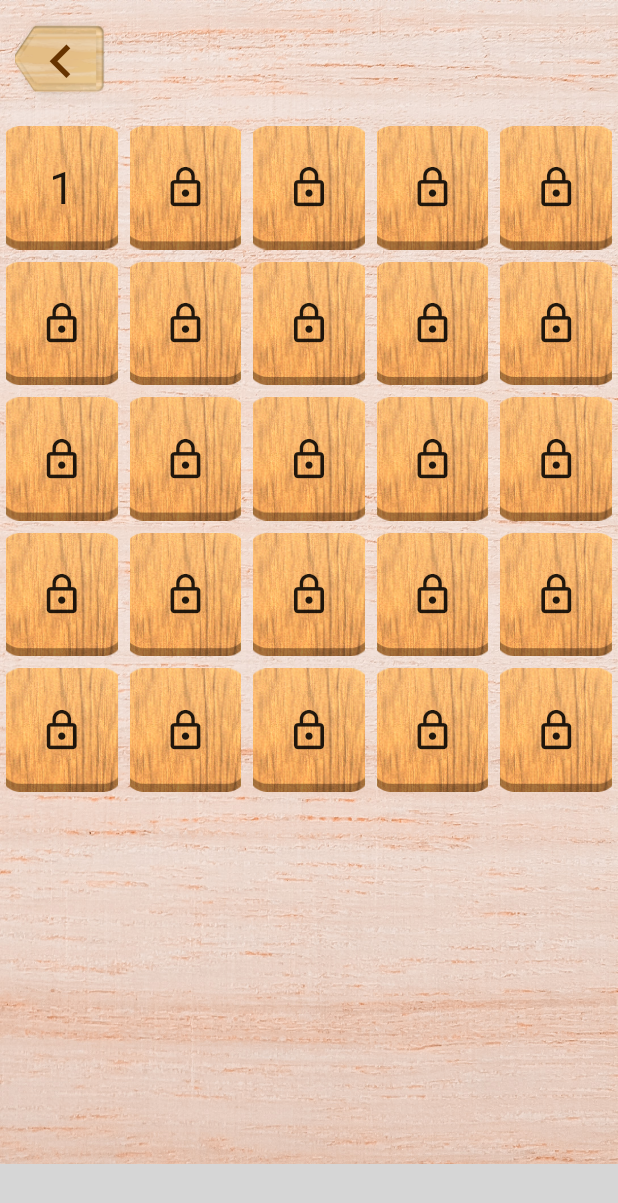
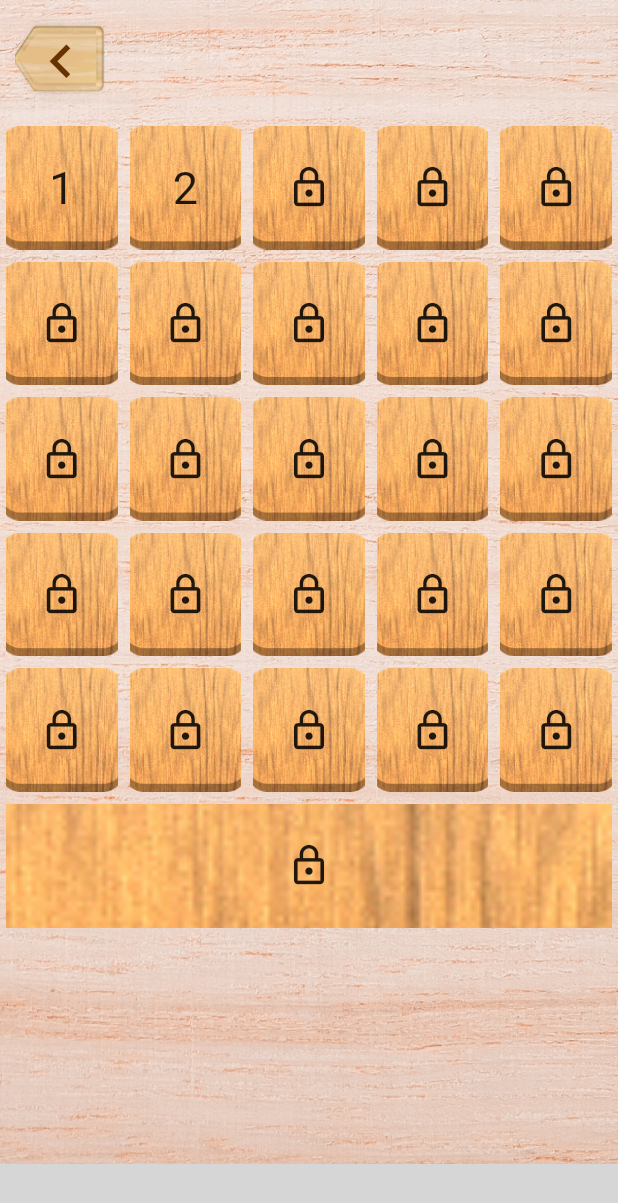
Before and after one commit to kura-kento/RicochetRobots_flutter, a Flutter app: the screen it shows after launch, after a tap on the "apps" icon, on a phone screen of 412 x 824 dp. Shown: the top 1203 px of the screen. Run offline on Flutter 3.47's test engine with Material 2 defaults, Android fonts, the phone set to English and light mode, and no system bars; our stand-ins replace audioplayers, shared_preferences, sqflite; missing offline and left inert: flutter_google_ad_manager, flutter_store_listing, trotter; accounts and stored records are empty; grey boxes are pictures that could not be loaded.

Commit message:
縦横パラメータ追加

```diff
--- a/lib/models/stage.dart
+++ b/lib/models/stage.dart
@@ -4,19 +4,22 @@
 class Stage {
 
   int _id;
-  int _size;
+  int _row;
+  int _column;
   String _name;
   List<List<int>> _parameter;
   List<List<int>> _robots;
   bool _lock;
 
-  Stage(this._size, this._name, this._parameter,this._robots, this._lock);
+  Stage(this._row, this._column, this._name, this._parameter,this._robots, this._lock);
 
-  Stage.withId(this._id, this._size, this._name, this._parameter,this._robots, this._lock);
+  Stage.withId(this._id,this._row, this._column, this._name, this._parameter,this._robots, this._lock);
 
   int get id => _id;
 
-  int get size => _size;
+  int get row => _row;
+
+  int get column => _column;
 
   String get name => _name;
 
@@ -26,9 +29,12 @@
 
   bool get lock => _lock;
 
-  set size(int newSize) {
-    print(newSize);
-    this._size = newSize;
+  set size(int newRow) {
+    this._row = newRow;
+  }
+
+  set column(int newColumn) {
+    this._column = newColumn;
   }
 
   set name(String newName) {
@@ -53,7 +59,8 @@
     Map<String, dynamic> map = {};
 
     map['id'] = _id;
-    map['size'] = _size;
+    map['row'] = _row;
+    map['column'] = _column;
     map['name'] = _name;
     map['parameter'] = json.encode(_parameter);
     map['robots'] = json.encode(_robots);
@@ -65,7 +72,8 @@
   Stage.fromMapObject(Map<String, dynamic> map) {
 //     print(map);
     this._id = map['id'];
-    this._size = map['size'];
+    this._row = map['row'];
+    this._column = map['column'];
     this._name = map['name'];
     List<List<int>> parameterList=[];
     json.decode(map['parameter']).forEach((value) => parameterList.add(value.cast<int>()));
@@ -73,8 +81,7 @@
     List<List<int>> robotsList=[];
     json.decode(map['robots']).forEach((value) => robotsList.add(value.cast<int>()));
     this._robots = robotsList;
-    this._lock = map['lock'] == "true" ? true:false;
-
+    this._lock = map['lock'] == "true" ? true : false;
   }
 
 }
--- a/lib/screen/top_page.dart
+++ b/lib/screen/top_page.dart
@@ -131,7 +131,7 @@
                 )
               ),
             ),
-            AdMob.banner()
+         //   AdMob.banner()
           ],
         ),
       ),
--- a/lib/stages/random_stage.dart
+++ b/lib/stages/random_stage.dart
@@ -494,8 +494,8 @@
   }
 
   void dataInstall(){
-    stageData = Stage(8,"stage3",[[2,0,3],[7,1,7],[7,4,7],[4,7,3],[1,7,3],[0,3,7]],[[7,0],[0,7]],false);
-    stageSize = stageData.size;
+    stageData = Stage(8,8,"stage3",[[2,0,3],[7,1,7],[7,4,7],[4,7,3],[1,7,3],[0,3,7]],[[7,0],[0,7]],false);
+    stageSize = stageData.row;
     robotList = stageData.robots.map((value) => [value[0],value[1]]).toList();
     robotsListMap();
     shuffle();
@@ -543,7 +543,7 @@
     setState(() {});
   }
   void initRobots(){
-    stageData = Stage(8,"stage3",[[2,0,3],[7,1,7],[7,4,7],[4,7,3],[1,7,3],[0,3,7]],[[7,0],[0,7]],false);
+    stageData = Stage(8,8,"stage3",[[2,0,3],[7,1,7],[7,4,7],[4,7,3],[1,7,3],[0,3,7]],[[7,0],[0,7]],false);
     robotsMap = List<Map<String,dynamic>>();
     robotList = stageData.robots.map((value) => [value[0],value[1]]).toList();
     robotsListMap();
--- a/lib/utils/database_help.dart
+++ b/lib/utils/database_help.dart
@@ -11,7 +11,8 @@
 
   static String tableName = 'stage';
   static String colId = 'id';
-  static String colSize = 'size';
+  static String colRow = 'row';
+  static String colColumn = 'column';
   static String colName = 'name';
   static String colParameter = 'parameter';
   static String colRobots = 'robots';
@@ -44,37 +45,38 @@
 
   static void _createDb(Database db, int newVersion) async {
 
-    await db.execute('CREATE TABLE $tableName($colId INTEGER PRIMARY KEY AUTOINCREMENT, $colSize INTEGER,'
+    await db.execute('CREATE TABLE $tableName($colId INTEGER PRIMARY KEY AUTOINCREMENT, $colRow INTEGER, $colColumn INTEGER,'
         '$colName TEXT, $colParameter TEXT, $colRobots TEXT, $colLock TEXT)');
-    await db.insert(tableName,Stage(5,"stage1lv1",[[1,4,11],[1,3,7],[0,4,3],[0,3,3]],[[1,1]],false).toMap());
-    await db.insert(tableName,Stage(5,"stage1lv1",[[2,2,210],[3,3,231],[1,3,14]],[[1,1]],true).toMap());
-    await db.insert(tableName,Stage(5,"stage2lv5",[[2,2,210],[3,3,231]],[[4,0],[4,1]],true).toMap());
-    await db.insert(tableName,Stage(5,"stage2lv10",[[2,2,210],[4,0,2],[3,3,231],[4,1,7],[1,1,10]],[[1,4],[4,0]],true).toMap());
-    await db.insert(tableName,Stage(7,"stage3lv20",[[1,5,770],[0,2,7],[2,2,21],[2,0,3],[0,4,5],[2,4,15],[2,6,3],[4,4,10],[6,4,5],[4,6,2],[4,0,2],[4,2,14],[6,2,7]],[[1,1],[5,1],[5,5]],true).toMap());
+    await db.insert(tableName,Stage(5,1,"stage1lv1",[[0,4,11]],[[0,1]],false).toMap());
+    await db.insert(tableName,Stage(5,5,"stage1lv1",[[1,4,11],[1,3,7],[0,4,3],[0,3,3]],[[1,1]],false).toMap());
+    await db.insert(tableName,Stage(5,5,"stage1lv1",[[2,2,210],[3,3,231],[1,3,14]],[[1,1]],true).toMap());
+    await db.insert(tableName,Stage(5,5,"stage2lv5",[[2,2,210],[3,3,231]],[[4,0],[4,1]],true).toMap());
+    await db.insert(tableName,Stage(5,5,"stage2lv10",[[2,2,210],[4,0,2],[3,3,231],[4,1,7],[1,1,10]],[[1,4],[4,0]],true).toMap());
+    await db.insert(tableName,Stage(7,7,"stage3lv20",[[1,5,770],[0,2,7],[2,2,21],[2,0,3],[0,4,5],[2,4,15],[2,6,3],[4,4,10],[6,4,5],[4,6,2],[4,0,2],[4,2,14],[6,2,7]],[[1,1],[5,1],[5,5]],true).toMap());
     //5
-    await db.insert(tableName,Stage(6,"stage3lv20",[[2,3,462],[0,5,210],[5,0,210],[4,4,3],[4,1,15],[1,1,10]],[[4,0],[5,5]],true).toMap());
-    await db.insert(tableName,Stage(5,"stage2lv25",[[2,3,462]],[[4,0],[4,1]],true).toMap());
-    await db.insert(tableName,Stage(5,"stage3lv25",[[1,2,1155],[2,0,3],[2,4,15]],[[0,1],[4,0]],true).toMap());
-    await db.insert(tableName,Stage(5,"stage2lv25",[[0,3,330],[1,1,21],[4,1,7],[1,4,3],[2,3,3]],[[0,0],[0,1]],true).toMap());
-    await db.insert(tableName,Stage(5,"stage2lv25",[[0,3,770],[1,2,21],[4,1,7]],[[4,1],[4,4]],true).toMap());
+    await db.insert(tableName,Stage(6,6,"stage3lv20",[[2,3,462],[0,5,210],[5,0,210],[4,4,3],[4,1,15],[1,1,10]],[[4,0],[5,5]],true).toMap());
+    await db.insert(tableName,Stage(5,5,"stage2lv25",[[2,3,462]],[[4,0],[4,1]],true).toMap());
+    await db.insert(tableName,Stage(5,5,"stage3lv25",[[1,2,1155],[2,0,3],[2,4,15]],[[0,1],[4,0]],true).toMap());
+    await db.insert(tableName,Stage(5,5,"stage2lv25",[[0,3,330],[1,1,21],[4,1,7],[1,4,3],[2,3,3]],[[0,0],[0,1]],true).toMap());
+    await db.insert(tableName,Stage(5,5,"stage2lv25",[[0,3,770],[1,2,21],[4,1,7]],[[4,1],[4,4]],true).toMap());
     //10
-    await db.insert(tableName,Stage(5,"stage2lv25",[[0,2,210],[2,1,10],[4,2,1155]],[[4,0],[4,1]],true).toMap());
-    await db.insert(tableName,Stage(6,"stage3lv25",[[2,3,77],[3,0,3],[2,2,14],[3,5,6],[5,3,7],[0,2,7]],[[3,2],[4,1]],true).toMap());
-    await db.insert(tableName,Stage(6,"stage6lv40",[[1,2,110],[0,1,7],[1,4,15],[3,1,15],[3,4,21],[3,5,2],[5,1,2]],[[5,0],[0,5]],true).toMap());
-    await db.insert(tableName,Stage(5,"stage3lv50",[[4,4,11],[0,0,3],[0,1,3],[1,3,3],[1,4,3],[2,0,3],[2,1,6],[3,3,6],[3,4,3],[4,0,2],[4,1,2]],[[0,1],[0,0]],true).toMap());
-    await db.insert(tableName,Stage(5,"stage2lv50",[[1,3,11]],[[4,0],[4,1],[4,2]],true).toMap());
+    await db.insert(tableName,Stage(5,5,"stage2lv25",[[0,2,210],[2,1,10],[4,2,1155]],[[4,0],[4,1]],true).toMap());
+    await db.insert(tableName,Stage(6,6,"stage3lv25",[[2,3,77],[3,0,3],[2,2,14],[3,5,6],[5,3,7],[0,2,7]],[[3,2],[4,1]],true).toMap());
+    await db.insert(tableName,Stage(6,6,"stage6lv40",[[1,2,110],[0,1,7],[1,4,15],[3,1,15],[3,4,21],[3,5,2],[5,1,2]],[[5,0],[0,5]],true).toMap());
+    await db.insert(tableName,Stage(5,5,"stage3lv50",[[4,4,11],[0,0,3],[0,1,3],[1,3,3],[1,4,3],[2,0,3],[2,1,6],[3,3,6],[3,4,3],[4,0,2],[4,1,2]],[[0,1],[0,0]],true).toMap());
+    await db.insert(tableName,Stage(5,5,"stage2lv50",[[1,3,11]],[[4,0],[4,1],[4,2]],true).toMap());
     //15
-    await db.insert(tableName,Stage(5,"stage2lv60",[[2,2,11]],[[4,0],[4,1],[4,2]],true).toMap());
-    await db.insert(tableName,Stage(7,"stage3",[[2,2,110],[2,5,14],[4,5,10],[5,2,14],[5,0,2],[4,6,2]],[[0,5],[5,2],[6,6]],true).toMap());
-    await db.insert(tableName,Stage(6,"stage3lv60",[[4,1,231],[0,3,5],[3,3,15],[5,4,5],],[[3,3],[5,0]],true).toMap());
-    await db.insert(tableName,Stage(6,"stage3lv60",[[2,2,154],[0,0,7],[0,2,7],[3,4,14],[4,2,10],[5,2,15],[5,3,7]],[[0,5],[3,2]],true).toMap());
-    await db.insert(tableName,Stage(5,"stage2lv80",[[2,1,11]],[[4,0],[4,1],[4,2]],true).toMap());
+    await db.insert(tableName,Stage(5,5,"stage2lv60",[[2,2,11]],[[4,0],[4,1],[4,2]],true).toMap());
+    await db.insert(tableName,Stage(7,7,"stage3",[[2,2,110],[2,5,14],[4,5,10],[5,2,14],[5,0,2],[4,6,2]],[[0,5],[5,2],[6,6]],true).toMap());
+    await db.insert(tableName,Stage(6,6,"stage3lv60",[[4,1,231],[0,3,5],[3,3,15],[5,4,5],],[[3,3],[5,0]],true).toMap());
+    await db.insert(tableName,Stage(6,6,"stage3lv60",[[2,2,154],[0,0,7],[0,2,7],[3,4,14],[4,2,10],[5,2,15],[5,3,7]],[[0,5],[3,2]],true).toMap());
+    await db.insert(tableName,Stage(5,5,"stage2lv80",[[2,1,11]],[[4,0],[4,1],[4,2]],true).toMap());
 
-    await db.insert(tableName,Stage(6,"stage3",[[1,4,770],[2,2,15],[4,1,10],[4,3,14],[5,2,5]],[[5,0],[0,5]],true).toMap());
-    await db.insert(tableName,Stage(7,"stage3lv80",[[3,3,11],[1,3,10],[5,2,10],[2,1,10],[4,5,21]],[[6,0],[6,6],[0,6]],true).toMap());
-    await db.insert(tableName,Stage(7,"stage10lv80",[[1,4,154],[1,2,15],[5,0,2],[5,2,14],[3,1,2],[3,5,14],[3,4,2],[5,5,210],[5,6,210]],[[6,0],[6,1]],true).toMap());
-    await db.insert(tableName,Stage(8,"stage3",[[2,0,3],[7,1,7],[7,4,7],[4,7,3],[1,7,3],[0,3,7],[5,1,14],[5,3,14],[5,5,21],[3,2,21],[3,4,21],[3,6,21],[1,1,10],[1,5,110]],[[7,0],[0,7]],true).toMap());
-    await db.insert(tableName,Stage(8,"stage23lv100",[[1,1,231],[2,0,3],[7,1,7],[7,4,7],[4,7,3],[1,7,3],[0,3,7],[2,4,14],[3,6,14],[4,1,14],[5,3,21],[5,5,21]],[[7,0],[0,7]],true).toMap());
+    await db.insert(tableName,Stage(6,6,"stage3",[[1,4,770],[2,2,15],[4,1,10],[4,3,14],[5,2,5]],[[5,0],[0,5]],true).toMap());
+    await db.insert(tableName,Stage(7,7,"stage3lv80",[[3,3,11],[1,3,10],[5,2,10],[2,1,10],[4,5,21]],[[6,0],[6,6],[0,6]],true).toMap());
+    await db.insert(tableName,Stage(7,7,"stage10lv80",[[1,4,154],[1,2,15],[5,0,2],[5,2,14],[3,1,2],[3,5,14],[3,4,2],[5,5,210],[5,6,210]],[[6,0],[6,1]],true).toMap());
+    await db.insert(tableName,Stage(8,8,"stage3",[[2,0,3],[7,1,7],[7,4,7],[4,7,3],[1,7,3],[0,3,7],[5,1,14],[5,3,14],[5,5,21],[3,2,21],[3,4,21],[3,6,21],[1,1,10],[1,5,110]],[[7,0],[0,7]],true).toMap());
+    await db.insert(tableName,Stage(8,8,"stage23lv100",[[1,1,231],[2,0,3],[7,1,7],[7,4,7],[4,7,3],[1,7,3],[0,3,7],[2,4,14],[3,6,14],[4,1,14],[5,3,21],[5,5,21]],[[7,0],[0,7]],true).toMap());
 
 //    await db.insert(tableName,Stage(5,"stage3",[[4,4,11]],[[4,1],[4,0]],false).toMap());
 //    await db.insert(tableName,Stage(6,"stage3",[[5,5,11]],[[5,1],[5,0]],false).toMap());
--- a/pubspec.yaml
+++ b/pubspec.yaml
@@ -36,11 +36,11 @@
   flutter_slidable: ^0.5.7
 #  intl: ^0.16.0
   path_provider: ^1.6.7
-  audioplayers: ^0.13.7
   shared_preferences: ^0.5.12+4
   trotter: ^1.2.0
   flutter_google_ad_manager: 0.10.1
   flutter_store_listing: ^0.1.1+2
+  audioplayers: ^0.17.4
 
 dependency_overrides:
   intl: ^0.17.0-nullsafety.2
```
Also changed, not shown: lib/stages/stage_builder.dart (+70 -65 lines).
